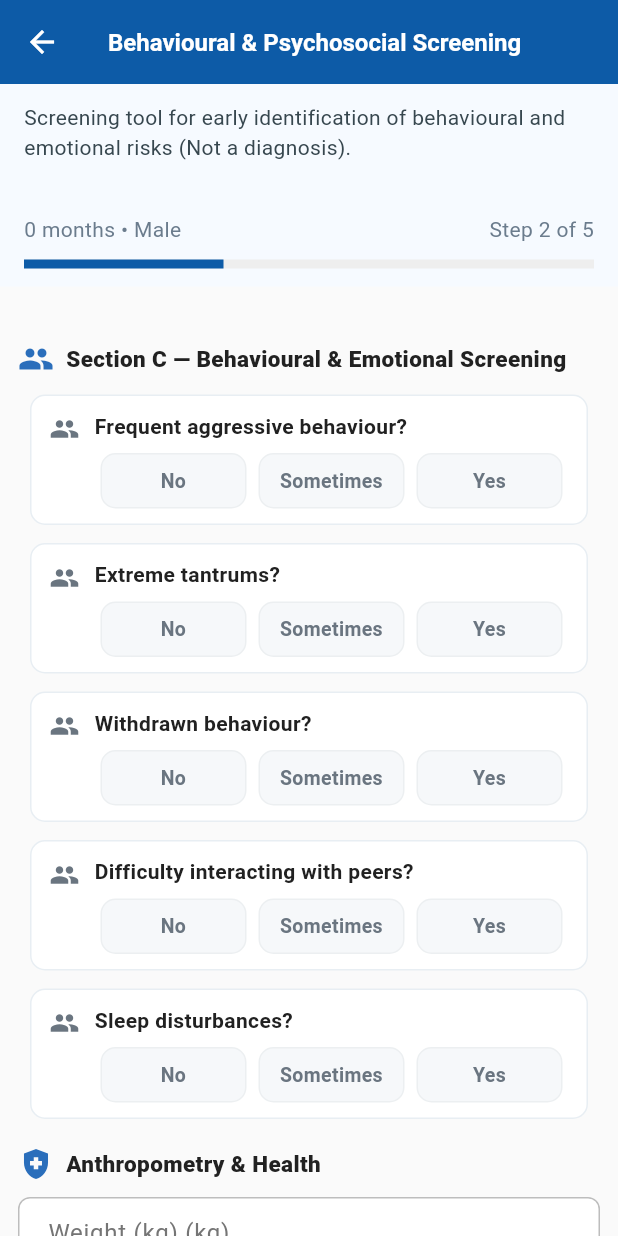
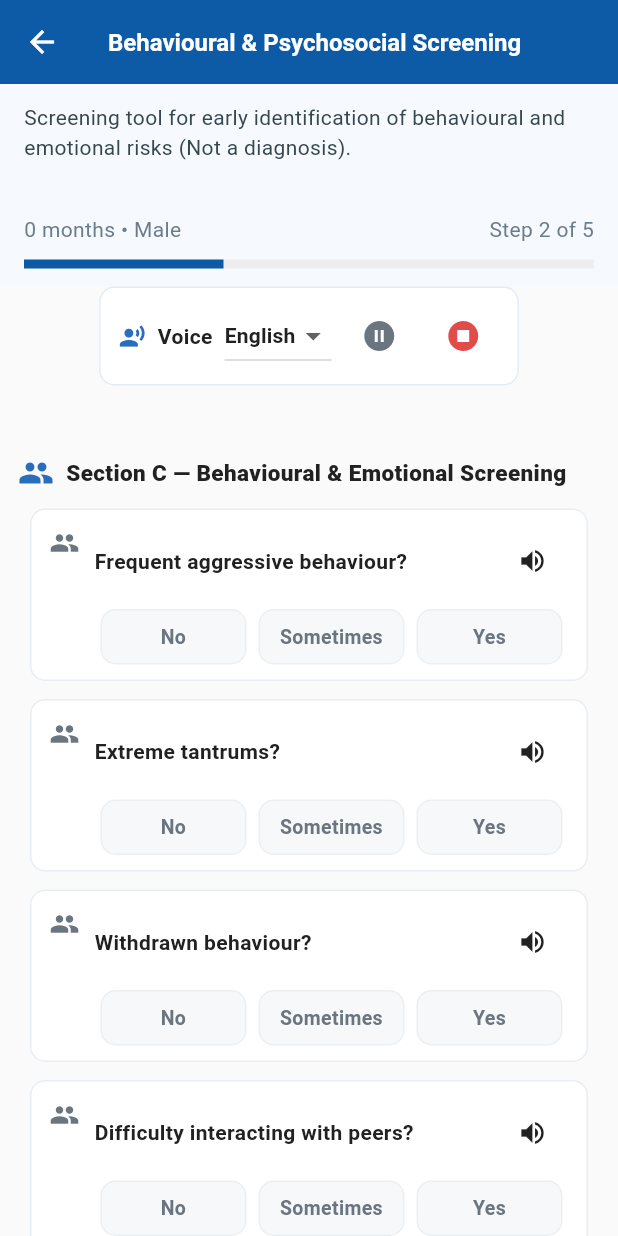
Before and after one commit to kaifuuuu338-oss/FlutterProjects, a Flutter app: the BehavioralPsychosocialScreen screen opened directly with empty values, on a phone screen of 412 x 824 dp. Run offline on Flutter 3.47's test engine with Material 3 defaults, Android fonts, the phone set to English and light mode, and no system bars; our stand-ins replace connectivity_plus, dio, flutter_secure_storage, flutter_tts, google_sign_in, hive and 1 more; accounts and stored records are empty.

Commit message:
Add TTS voice selection

```diff
--- a/my_first_app/lib/screens/behavioral_psychosocial_screen.dart
+++ b/my_first_app/lib/screens/behavioral_psychosocial_screen.dart
@@ -9,6 +9,8 @@ import 'package:my_first_app/services/api_service.dart';
 import 'package:my_first_app/models/screening_model.dart';
 import 'package:my_first_app/models/child_model.dart';
 import 'package:my_first_app/core/constants/app_constants.dart';
+import 'package:my_first_app/services/tts_service.dart';
+import 'package:provider/provider.dart';
 
 class BehavioralPsychosocialScreen extends StatefulWidget {
   final Map<String, double> prevDomainScores;
@@ -56,6 +58,7 @@ class _BehavioralPsychosocialScreenState extends State<BehavioralPsychosocialScr
   bool _submitting = false;
 
   ChildModel? _child;
+  Locale? _currentLocale;
 
   void _showError(AppLocalizations l10n, String message) {
     final messenger = ScaffoldMessenger.of(context);
@@ -78,6 +81,16 @@ class _BehavioralPsychosocialScreenState extends State<BehavioralPsychosocialScr
   void initState() {
     super.initState();
     _loadChild();
+  }
+
+  @override
+  void didChangeDependencies() {
+    super.didChangeDependencies();
+    final locale = Localizations.localeOf(context);
+    if (_currentLocale?.languageCode != locale.languageCode) {
+      _currentLocale = locale;
+      context.read<TtsService>().syncLocale(locale);
+    }
   }
 
   Future<void> _loadChild() async {
@@ -234,6 +247,7 @@ class _BehavioralPsychosocialScreenState extends State<BehavioralPsychosocialScr
   Future<void> _submit() async {
     // Validate at least one section completed
     final l10n = AppLocalizations.of(context);
+    final tts = context.watch<TtsService>();
 
     // Enforce that all shown sections are fully answered
     if (widget.ageMonths >= 12 && widget.ageMonths <= 48) {
@@ -506,7 +520,48 @@ class _BehavioralPsychosocialScreenState extends State<BehavioralPsychosocialScr
   @override
   Widget build(BuildContext context) {
     final l10n = AppLocalizations.of(context);
+    final tts = context.watch<TtsService>();
     final stepText = l10n.t('step_label', {'step': '2', 'of': '5'});
+
+    final ttsBar = Container(
+      margin: const EdgeInsets.fromLTRB(12, 0, 12, 10),
+      padding: const EdgeInsets.symmetric(horizontal: 12, vertical: 8),
+      decoration: BoxDecoration(
+        color: Colors.white,
+        borderRadius: BorderRadius.circular(10),
+        border: Border.all(color: const Color(0xFFE3ECF5)),
+      ),
+      child: Wrap(
+        crossAxisAlignment: WrapCrossAlignment.center,
+        spacing: 8,
+        runSpacing: 6,
+        children: [
+          const Icon(Icons.record_voice_over, size: 18, color: Color(0xFF2A6EBB)),
+          const Text('Voice', style: TextStyle(fontWeight: FontWeight.w600)),
+          DropdownButton<String>(
+            value: tts.languageCode,
+            onChanged: (v) {
+              if (v != null) tts.setLanguageCode(v);
+            },
+            items: const [
+              DropdownMenuItem(value: 'en-IN', child: Text('English')),
+              DropdownMenuItem(value: 'te-IN', child: Text('Telugu')),
+              DropdownMenuItem(value: 'hi-IN', child: Text('Hindi')),
+            ],
+          ),
+          IconButton(
+            icon: const Icon(Icons.pause_circle, color: Color(0xFF6A7580)),
+            onPressed: tts.isSpeaking ? tts.pause : null,
+            tooltip: 'Pause',
+          ),
+          IconButton(
+            icon: const Icon(Icons.stop_circle, color: Color(0xFFE14B49)),
+            onPressed: tts.isSpeaking ? tts.stop : null,
+            tooltip: 'Stop',
+          ),
+        ],
+      ),
+    );
 
     return Scaffold(
       appBar: AppBar(
@@ -551,6 +606,7 @@ class _BehavioralPsychosocialScreenState extends State<BehavioralPsychosocialScr
               ],
             ),
           ),
+          ttsBar,
           Expanded(
             child: ListView(
               padding: const EdgeInsets.all(12),
@@ -566,6 +622,7 @@ class _BehavioralPsychosocialScreenState extends State<BehavioralPsychosocialScr
                       labels: _yesSometimesNo,
                       value: _autismAnswers[i],
                       onChanged: (v) => setState(() => _autismAnswers[i] = v),
+                      onSpeak: () => tts.speak(_autismPositive[i]),
                     );
                   }),
                   const SizedBox(height: 6),
@@ -577,6 +634,7 @@ class _BehavioralPsychosocialScreenState extends State<BehavioralPsychosocialScr
                       labels: _yesSometimesNo,
                       value: _autismAnswers[idx],
                       onChanged: (v) => setState(() => _autismAnswers[idx] = v),
+                      onSpeak: () => tts.speak(_autismRedFlags[i]),
                     );
                   }),
                 ],
@@ -594,6 +652,7 @@ class _BehavioralPsychosocialScreenState extends State<BehavioralPsychosocialScr
                       labels: _neverSometimesOften,
                       value: _adhdAnswers[i],
                       onChanged: (v) => setState(() => _adhdAnswers[i] = v),
+                      onSpeak: () => tts.speak(_adhdQuestions[i]),
                     );
                   }),
                 ],
@@ -610,6 +669,7 @@ class _BehavioralPsychosocialScreenState extends State<BehavioralPsychosocialScr
                     labels: _noSometimesYes,
                     value: _behaviorAnswers[i],
                     onChanged: (v) => setState(() => _behaviorAnswers[i] = v),
+                    onSpeak: () => tts.speak(_behaviorQuestions[i]),
                   );
                 }),
 
--- a/my_first_app/lib/widgets/domain_card.dart
+++ b/my_first_app/lib/widgets/domain_card.dart
@@ -11,6 +11,7 @@ class DomainCard extends StatefulWidget {
   final String saveLabel;
   final String yesLabel;
   final String noLabel;
+  final ValueChanged<String>? onSpeakQuestion;
 
   const DomainCard({
     super.key,
@@ -23,6 +24,7 @@ class DomainCard extends StatefulWidget {
     this.saveLabel = 'Save Topic',
     this.yesLabel = 'Yes',
     this.noLabel = 'No',
+    this.onSpeakQuestion,
   });
 
   @override
@@ -98,6 +100,7 @@ class _DomainCardState extends State<DomainCard> {
                 onChanged: (v) => _updateResponse(i, v),
                 yesLabel: widget.yesLabel,
                 noLabel: widget.noLabel,
+                onSpeak: widget.onSpeakQuestion == null ? null : () => widget.onSpeakQuestion!(q),
               );
             }),
           if (expanded)
--- a/my_first_app/lib/widgets/tri_state_question_card.dart
+++ b/my_first_app/lib/widgets/tri_state_question_card.dart
@@ -8,6 +8,7 @@ class TriStateQuestionCard extends StatelessWidget {
   final List<String> labels; // length must be 3
   final ValueChanged<int> onChanged;
   final IconData? icon;
+  final VoidCallback? onSpeak;
 
   const TriStateQuestionCard({
     super.key,
@@ -16,6 +17,7 @@ class TriStateQuestionCard extends StatelessWidget {
     required this.labels,
     required this.onChanged,
     this.icon,
+    this.onSpeak,
   }) : assert(labels.length == 3);
 
   @override
@@ -41,7 +43,19 @@ class TriStateQuestionCard extends StatelessWidget {
             child: Column(
               crossAxisAlignment: CrossAxisAlignment.start,
               children: [
-                Text(question, style: Theme.of(context).textTheme.bodyMedium?.copyWith(fontWeight: FontWeight.w700)),
+                Row(
+                  children: [
+                    Expanded(
+                      child: Text(question, style: Theme.of(context).textTheme.bodyMedium?.copyWith(fontWeight: FontWeight.w700)),
+                    ),
+                    if (onSpeak != null)
+                      IconButton(
+                        icon: const Icon(Icons.volume_up, size: 20),
+                        onPressed: onSpeak,
+                        tooltip: 'Listen',
+                      ),
+                  ],
+                ),
                 const SizedBox(height: 8),
                 Row(
                   children: List.generate(3, (i) {
--- a/my_first_app/pubspec.yaml
+++ b/my_first_app/pubspec.yaml
@@ -46,6 +46,7 @@ dependencies:
   # Animations
   loading_animation_widget: ^1.2.0
   translator: ^1.0.3+1
+  flutter_tts: ^4.0.2
 
 dev_dependencies:
   flutter_test:
```
Also changed, not shown: my_first_app/lib/main.dart (+6 -2 lines), my_first_app/lib/screens/screening_screen.dart (+53 -0 lines), my_first_app/lib/services/tts_service.dart (added, +101 -0 lines), my_first_app/lib/widgets/question_card.dart (+9 -1 lines), my_first_app/pubspec.lock, 7 other files.
